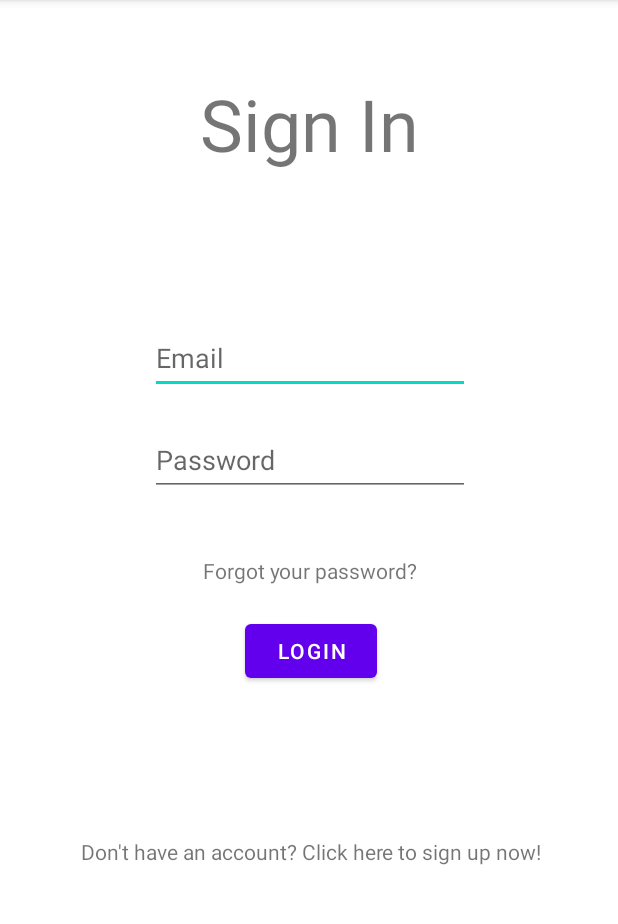
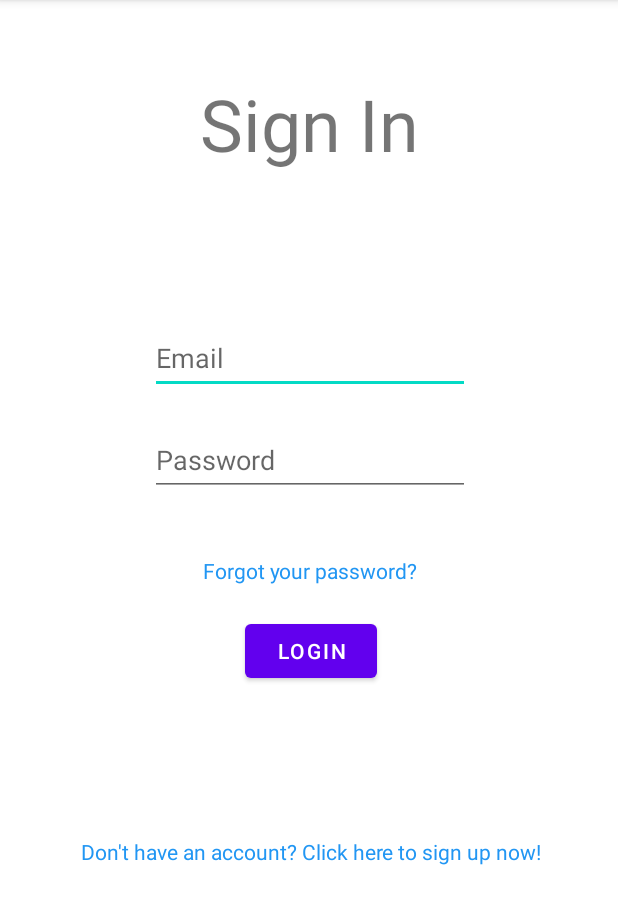
Before and after one commit to ETKuppens/2IS70-G22, an Android app: the LoginActivity screen opened directly, with no data from a screen before it, on a phone screen of 412 x 824 dp, the part 84-1008 px from its top. Run offline under Robolectric (Android 15) with nearby library versions, the phone set to English and light mode, and no system bars; our stand-ins replace Firebase (no records; nobody signed in at launch, a user with empty details on screens opened directly).

Commit message:
Changed clickable textview colors

```diff
--- a/app/src/main/res/layout/activity_login.xml
+++ b/app/src/main/res/layout/activity_login.xml
@@ -50,6 +50,7 @@
         android:layout_height="wrap_content"
         android:layout_marginTop="100dp"
         android:text="Don't have an account? Click here to sign up now!"
+        android:textColor="#2196F3"
         app:layout_constraintEnd_toEndOf="@+id/button_login"
         app:layout_constraintStart_toStartOf="@+id/button_login"
         app:layout_constraintTop_toBottomOf="@+id/button_login" />
@@ -60,6 +61,7 @@
         android:layout_height="wrap_content"
         android:layout_marginTop="40dp"
         android:text="Forgot your password?"
+        android:textColor="#2196F3"
         app:layout_constraintEnd_toEndOf="@+id/editText_password"
         app:layout_constraintStart_toStartOf="@+id/editText_password"
         app:layout_constraintTop_toBottomOf="@+id/editText_password" />
--- a/app/src/main/res/layout/activity_registration.xml
+++ b/app/src/main/res/layout/activity_registration.xml
@@ -64,6 +64,7 @@
         android:layout_height="wrap_content"
         android:layout_marginTop="50dp"
         android:text="Already have an account? Click here to sign in!"
+        android:textColor="#2196F3"
         app:layout_constraintEnd_toEndOf="@+id/button_register"
         app:layout_constraintStart_toStartOf="@+id/button_register"
         app:layout_constraintTop_toBottomOf="@+id/button_register" />
```
